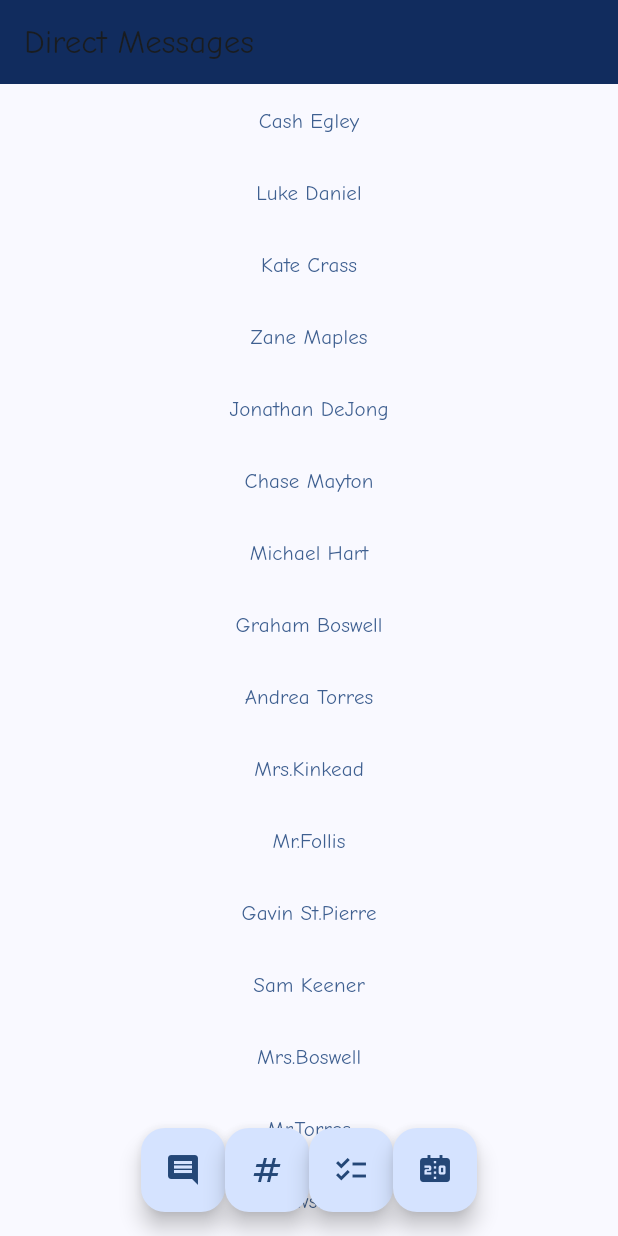
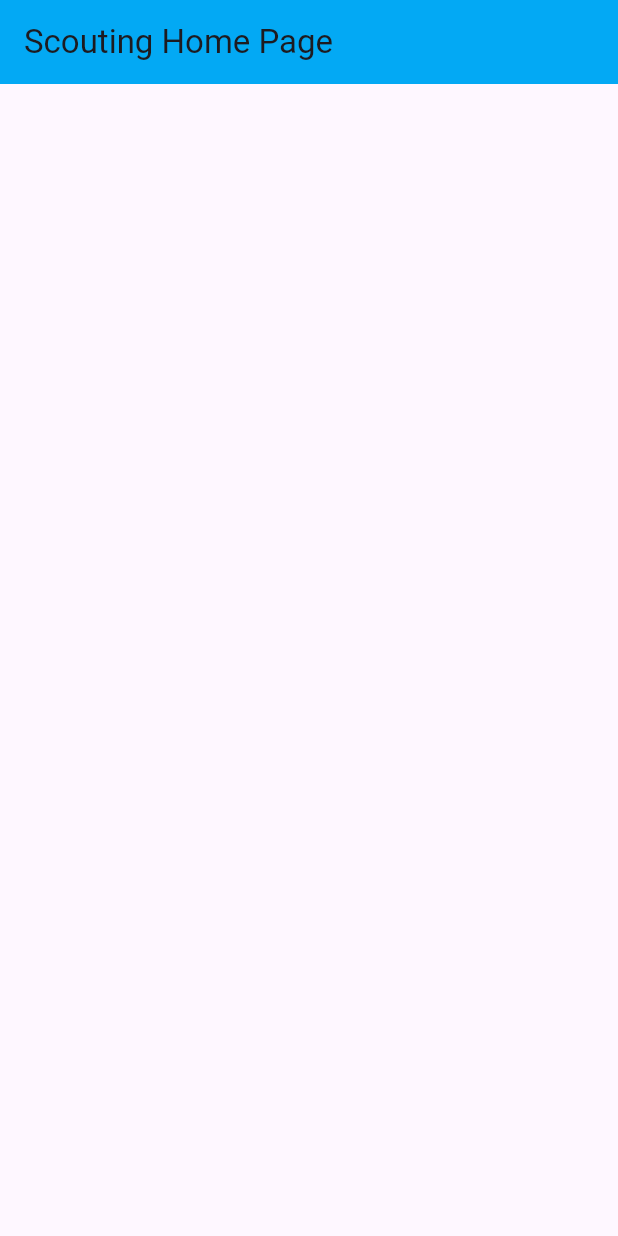
Before and after one commit to skybl0cker/ScoutinFRC, a Flutter app: the screen it shows after launch, on a phone screen of 412 x 824 dp. Run offline on Flutter 3.47's test engine with Material 2 defaults, Android fonts, the phone set to English and light mode, and no system bars.

Commit message:
removed all of the code and started fresh

```diff
--- a/lib/main.dart
+++ b/lib/main.dart
@@ -1,139 +1,187 @@
-// import 'dart:js_interop_unsafe';
-
+// // import 'dart:js_interop_unsafe';
+import 'package:flutter/material.dart';
 import 'package:flutter/foundation.dart';
-import 'package:flutter/material.dart';
 
 void main() {
-  runApp(const MyApp());
+  runApp(const ScoutingApp());
 }
 
-class MyApp extends StatelessWidget {
-  const MyApp({super.key});
+class ScoutingApp extends StatelessWidget {
+  const ScoutingApp({super.key});
   @override
   Widget build(BuildContext context) {
     return MaterialApp(
-      title: 'Scouting 2024!',
+      title: 'Scouting',
       theme: ThemeData(
-        fontFamily: 'ComicNeue',
-        colorScheme: ColorScheme.fromSeed(
-            seedColor: const Color.fromRGBO(72, 75, 82, 1.0)),
       useMaterial3: true,
       ),
-      home: const MyHomePage(
-        title: 'Direct Messages',
-      ),
+      home: const ScoutingHomePage(
+        title: 'Scouting Home Page',
+      )
       );
   }
 }
 
-class MyHomePage extends StatefulWidget {
-  const MyHomePage({
-    super.key,
-    required this.title,
-  });
-
+class ScoutingHomePage extends StatefulWidget {
+  const ScoutingHomePage({super.key, required this.title});
   final String title;
   @override
-  State<MyHomePage> createState() => _MyHomePageState();
+  State<ScoutingHomePage> createState() => _ScoutingHomePageState();
+
 }
 
-class _MyHomePageState extends State<MyHomePage> {
-  final pageState = new ValueNotifier("Direct Messages");
+class _ScoutingHomePageState extends State<ScoutingHomePage>{
   @override
   Widget build(BuildContext context) {
-    return ValueListenableBuilder<String>(
-      valueListenable: pageState,
-      builder: (context, value, child) {
     return Scaffold(
       appBar: AppBar(
-            backgroundColor: const Color.fromRGBO(17, 44, 94, 10),
+        backgroundColor: Colors.lightBlue,
         title: Text(widget.title),
       ),
-          body: HomeBody(
-            state: "Direct Messages",
+      body: Container(
+
       ),
-          floatingActionButtonLocation:
-              FloatingActionButtonLocation.centerFloat,
-          floatingActionButton: Row(
-            mainAxisAlignment: MainAxisAlignment.center,
-            children: <Widget>[
-              FloatingActionButton(
-                onPressed: () {},
-                child: const Icon(Icons.comment),
-              ),
-              FloatingActionButton(
-                onPressed: () {},
-                child: const Icon(Icons.numbers),
-              ),
-              FloatingActionButton(
-                onPressed: () {},
-                child: const Icon(Icons.checklist),
-              ),
-              FloatingActionButton(
-                onPressed: () {},
-                child: const Icon(Icons.scoreboard),
-              ),
-            ],
-          ),
-        );
-      },
+
     );
   }
+
+
 }
 
-class HomeBody extends StatefulWidget {
-  const HomeBody({super.key, required this.state});
-  final String state;
-  @override
-  State<HomeBody> createState() => _HomeBodyState();
-}
+// import 'package:flutter/foundation.dart';
+// import 'package:flutter/material.dart';
 
-class _HomeBodyState extends State<HomeBody> {
-  @override
-  Widget build(BuildContext context) {
-    if (widget.state == "Direct Messages") {
-      return ListView(
-        children: [
-          TextButton(onPressed: () {}, child: const Text("Cash Egley")),
-          TextButton(onPressed: () {}, child: const Text("Luke Daniel")),
-          TextButton(onPressed: () {}, child: const Text("Kate Crass")),
-          TextButton(onPressed: () {}, child: const Text("Zane Maples")),
-          TextButton(onPressed: () {}, child: const Text("Jonathan DeJong")),
-          TextButton(onPressed: () {}, child: const Text("Chase Mayton")),
-          TextButton(onPressed: () {}, child: const Text("Michael Hart")),
-          TextButton(onPressed: () {}, child: const Text("Graham Boswell")),
-          TextButton(onPressed: () {}, child: const Text("Andrea Torres")),
-          TextButton(onPressed: () {}, child: const Text("Mrs.Kinkead")),
-          TextButton(onPressed: () {}, child: const Text("Mr.Follis")),
-          TextButton(onPressed: () {}, child: const Text("Gavin St.Pierre")),
-          TextButton(onPressed: () {}, child: const Text("Sam Keener")),
-          TextButton(onPressed: () {}, child: const Text("Mrs.Boswell")),
-          TextButton(onPressed: () {}, child: const Text("Mr.Torres")),
-          TextButton(onPressed: () {}, child: const Text("Rowshin")),
-        ],
-      );
-    } else {
-      return Row(
-        mainAxisAlignment: MainAxisAlignment.center,
-        children: <Widget>[
-          FloatingActionButton(
-            onPressed: () {},
-            child: const Icon(Icons.comment),
-          ),
-          FloatingActionButton(
-            onPressed: () {},
-            child: const Icon(Icons.numbers),
-          ),
-          FloatingActionButton(
-            onPressed: () {},
-            child: const Icon(Icons.checklist),
-          ),
-          FloatingActionButton(
-            onPressed: () {},
-            child: const Icon(Icons.scoreboard),
-          ),
-        ],
-      );
-    }
-  }
-}
+// void main( ) {
+//   runApp(const MyApp());
+// }
+
+// class MyApp extends StatelessWidget {
+//   const MyApp({super.key});
+//   @override
+//   Widget build(BuildContext context) {
+//     return MaterialApp(
+//       title: 'Scouting 2024!',
+//       theme: ThemeData(
+//         fontFamily: 'ComicNeue',
+//         colorScheme: ColorScheme.fromSeed(
+//             seedColor: const Color.fromRGBO(72, 75, 82, 1.0)),
+//         useMaterial3: true,
+//       ),
+//       home: const MyHomePage(
+//         title: 'Direct Messages',
+//       ),
+//     );
+//   }
+// }
+
+// class MyHomePage extends StatefulWidget {
+//   const MyHomePage({
+//     super.key,
+//     required this.title,
+//   });
+
+//   final String title;
+//   @override
+//   State<MyHomePage> createState() => _MyHomePageState();
+// }
+
+// class _MyHomePageState extends State<MyHomePage> {
+//   final pageState = new ValueNotifier("Direct Messages");
+//   @override
+//   Widget build(BuildContext context) {
+//     return ValueListenableBuilder<String>(
+//       valueListenable: pageState,
+//       builder: (context, value, child) {
+//         return Scaffold(
+//           appBar: AppBar(
+//             backgroundColor: const Color.fromRGBO(17, 44, 94, 10),
+//             title: Text(widget.title),
+//           ),
+//           body: HomeBody(
+//             state: "Direct Messages",
+//           ),
+//           floatingActionButtonLocation:
+//               FloatingActionButtonLocation.centerFloat,
+//           floatingActionButton: Row(
+//             mainAxisAlignment: MainAxisAlignment.center,
+//             children: <Widget>[
+//               FloatingActionButton(
+//                 onPressed: () {},
+//                 child: const Icon(Icons.comment),
+//               ),
+//               FloatingActionButton(
+//                 onPressed: () {},
+//                 child: const Icon(Icons.numbers),
+//               ),
+//               FloatingActionButton(
+//                 onPressed: () {},
+//                 child: const Icon(Icons.checklist),
+//               ),
+//               FloatingActionButton(
+//                 onPressed: () {},
+//                 child: const Icon(Icons.scoreboard),
+//               ),
+//             ],
+//           ),
+//         );
+//       },
+//     );
+//   }
+// }
+
+// class HomeBody extends StatefulWidget {
+//   const HomeBody({super.key, required this.state});
+//   final String state;
+//   @override
+//   State<HomeBody> createState() => _HomeBodyState();
+// }
+
+// class _HomeBodyState extends State<HomeBody> {
+//   @override
+//   Widget build(BuildContext context) {
+//     if (widget.state == "Direct Messages") {
+//       return ListView(
+//         children: [
+//           TextButton(onPressed: () {}, child: const Text("Cash Egley")),
+//           TextButton(onPressed: () {}, child: const Text("Luke Daniel")),
+//           TextButton(onPressed: () {}, child: const Text("Kate Crass")),
+//           TextButton(onPressed: () {}, child: const Text("Zane Maples")),
+//           TextButton(onPressed: () {}, child: const Text("Jonathan DeJong")),
+//           TextButton(onPressed: () {}, child: const Text("Chase Mayton")),
+//           TextButton(onPressed: () {}, child: const Text("Michael Hart")),
+//           TextButton(onPressed: () {}, child: const Text("Graham Boswell")),
+//           TextButton(onPressed: () {}, child: const Text("Andrea Torres")),
+//           TextButton(onPressed: () {}, child: const Text("Mrs.Kinkead")),
+//           TextButton(onPressed: () {}, child: const Text("Mr.Follis")),
+//           TextButton(onPressed: () {}, child: const Text("Gavin St.Pierre")),
+//           TextButton(onPressed: () {}, child: const Text("Sam Keener")),
+//           TextButton(onPressed: () {}, child: const Text("Mrs.Boswell")),
+//           TextButton(onPressed: () {}, child: const Text("Mr.Torres")),
+//           TextButton(onPressed: () {}, child: const Text("Rowshin")),
+//         ],
+//       );
+//     } else {
+//       return Row(
+//         mainAxisAlignment: MainAxisAlignment.center,
+//         children: <Widget>[
+//           FloatingActionButton(
+//             onPressed: () {},
+//             child: const Icon(Icons.comment),
+//           ),
+//           FloatingActionButton(
+//             onPressed: () {},
+//             child: const Icon(Icons.numbers),
+//           ),
+//           FloatingActionButton(
+//             onPressed: () {},
+//             child: const Icon(Icons.checklist),
+//           ),
+//           FloatingActionButton(
+//             onPressed: () {},
+//             child: const Icon(Icons.scoreboard),
+//           ),
+//         ],
+//       );
+//     }
+//   }
+// }
```
Also changed, not shown: 1 other file. Lines whose indentation alone changed are shown as unchanged.
